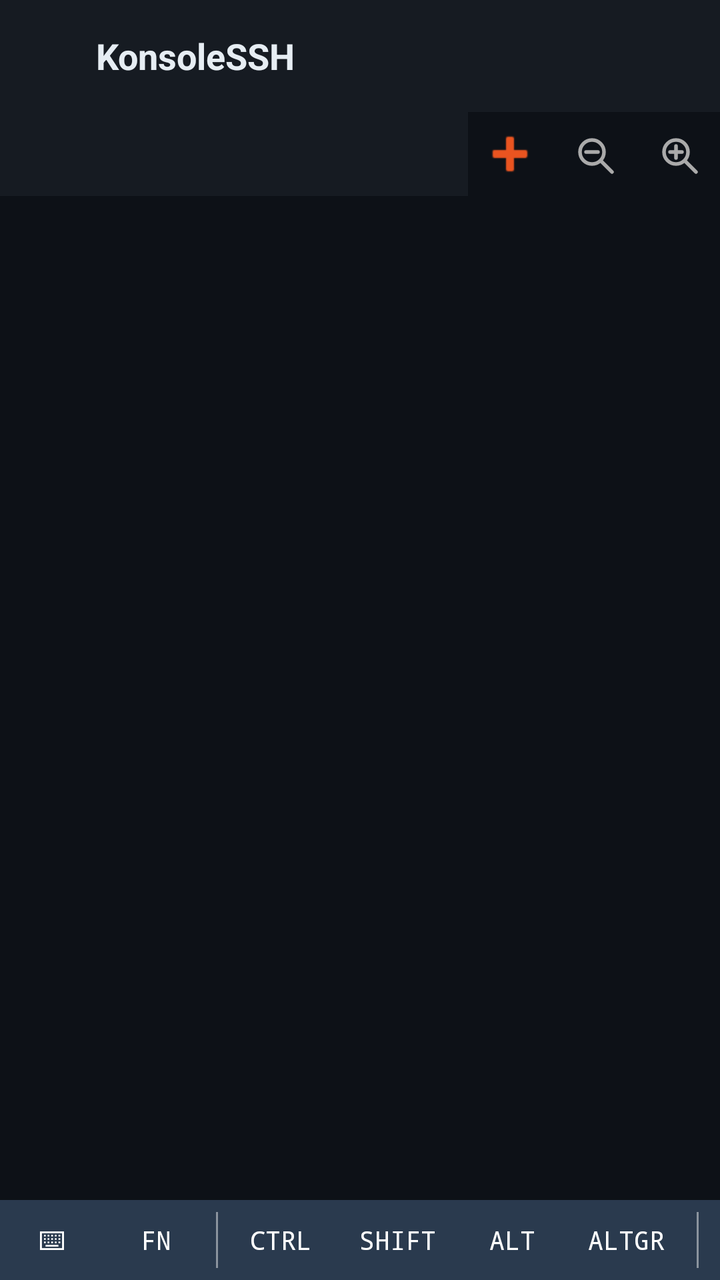
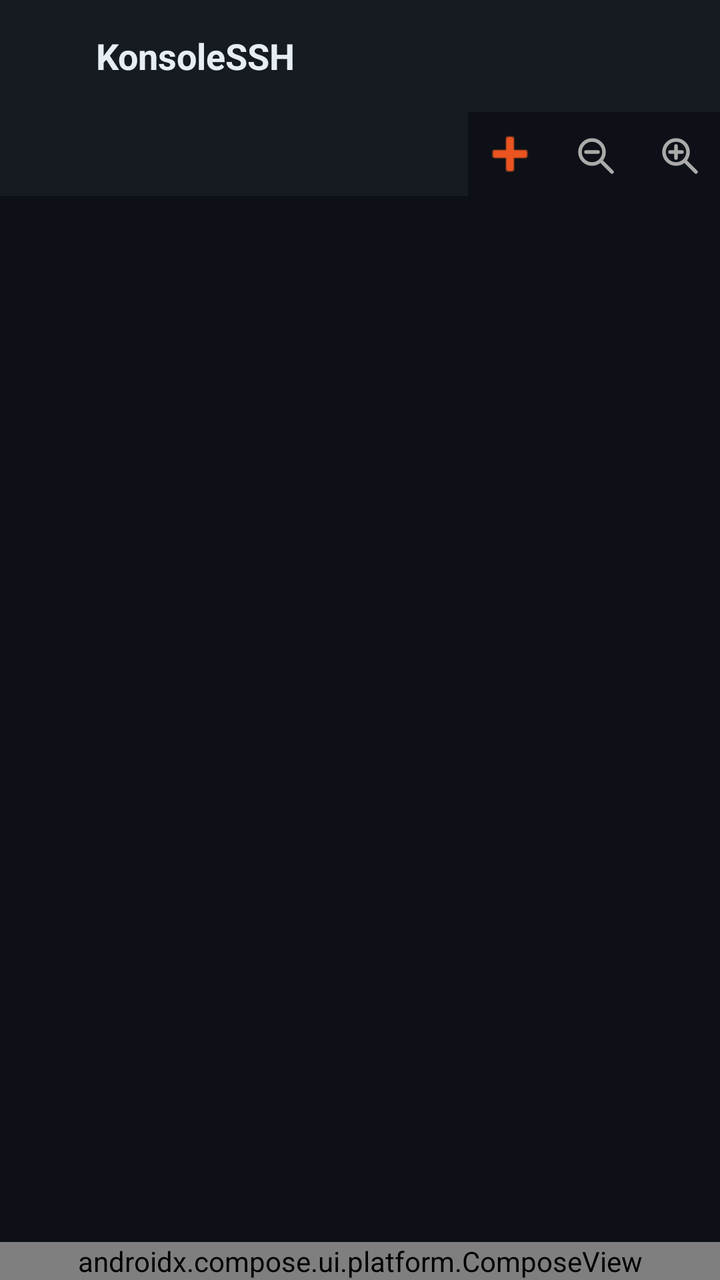

An Android layout rendered at two revisions. The XML below is the earlier revision; the diff shows what the commit changed to produce the second picture.
<!-- AndroidManifest.xml: application theme Theme.KonsoleSSH -->
<!-- res/layout/activity_main.xml -->
<?xml version="1.0" encoding="utf-8"?>
<LinearLayout
    xmlns:android="http://schemas.android.com/apk/res/android"
    xmlns:app="http://schemas.android.com/apk/res-auto"
    android:layout_width="match_parent"
    android:layout_height="match_parent"
    android:orientation="vertical"
    android:background="@color/terminal_bg">

    <com.google.android.material.appbar.AppBarLayout
        android:id="@+id/appBarLayout"
        android:layout_width="match_parent"
        android:layout_height="wrap_content"
        android:background="@color/toolbar_bg"
        app:elevation="0dp">

        <androidx.appcompat.widget.Toolbar
            android:id="@+id/toolbar"
            android:layout_width="match_parent"
            android:layout_height="?attr/actionBarSize"
            android:background="@color/toolbar_bg"
            app:contentInsetStart="12dp"
            app:contentInsetStartWithNavigation="0dp"
            app:title=""
            app:titleTextColor="@color/text_primary">

            <LinearLayout
                android:layout_width="wrap_content"
                android:layout_height="match_parent"
                android:orientation="horizontal"
                android:gravity="center_vertical">

                <ImageView
                    android:layout_width="28dp"
                    android:layout_height="28dp"
                    android:src="@mipmap/ic_launcher"
                    android:contentDescription="@string/app_name" />

                <TextView
                    android:layout_width="wrap_content"
                    android:layout_height="wrap_content"
                    android:layout_marginStart="8dp"
                    android:text="@string/app_name"
                    android:textColor="@color/text_primary"
                    android:textSize="18sp"
                    android:textStyle="bold" />

            </LinearLayout>

        </androidx.appcompat.widget.Toolbar>

        
        <LinearLayout
            android:layout_width="match_parent"
            android:layout_height="wrap_content"
            android:orientation="horizontal"
            android:background="@color/tab_bg">

            <com.google.android.material.tabs.TabLayout
                android:id="@+id/tabLayout"
                android:layout_width="0dp"
                android:layout_height="42dp"
                android:layout_weight="1"
                app:tabMode="scrollable"
                app:tabGravity="start"
                app:tabBackground="@color/tab_bg"
                app:tabSelectedTextColor="@color/tab_selected_text"
                app:tabTextColor="@color/tab_unselected_text"
                app:tabIndicatorColor="@color/accent"
                app:tabIndicatorHeight="2dp"
                app:tabPaddingStart="0dp"
                app:tabPaddingEnd="0dp" />

            <ImageButton
                android:id="@+id/btnNewTab"
                android:layout_width="42dp"
                android:layout_height="42dp"
                android:src="@android:drawable/ic_input_add"
                android:background="?attr/selectableItemBackgroundBorderless"
                android:tint="@color/accent"
                android:contentDescription="@string/content_desc_new_tab"
                android:layout_gravity="center_vertical" />

            <ImageButton
                android:id="@+id/btnZoomOut"
                android:layout_width="42dp"
                android:layout_height="42dp"
                android:padding="9dp"
                android:src="@drawable/ic_zoom_out"
                android:background="?attr/selectableItemBackgroundBorderless"
                android:tint="#AAAAAA"
                android:contentDescription="@string/content_desc_zoom_out"
                android:layout_gravity="center_vertical" />

            <ImageButton
                android:id="@+id/btnZoomIn"
                android:layout_width="42dp"
                android:layout_height="42dp"
                android:padding="9dp"
                android:src="@drawable/ic_zoom_in"
                android:background="?attr/selectableItemBackgroundBorderless"
                android:tint="#AAAAAA"
                android:contentDescription="@string/content_desc_zoom_in"
                android:layout_gravity="center_vertical" />

        </LinearLayout>

    </com.google.android.material.appbar.AppBarLayout>

    <androidx.viewpager2.widget.ViewPager2
        android:id="@+id/viewPager"
        android:layout_width="match_parent"
        android:layout_height="0dp"
        android:layout_weight="1" />

    
    <FrameLayout
        android:id="@+id/fnbarContainer"
        android:layout_width="match_parent"
        android:layout_height="wrap_content"
        android:visibility="gone">

        <HorizontalScrollView
            android:id="@+id/fnbarScrollView"
            android:layout_width="match_parent"
            android:layout_height="wrap_content"
            android:background="@color/keybar_bg"
            android:scrollbars="none">
            <LinearLayout
                android:layout_width="wrap_content"
                android:layout_height="36dp"
                android:orientation="horizontal"
                android:gravity="center_vertical">
                <Button android:id="@+id/btnF1"  style="@style/KeyBarButton" android:text="@string/key_f1" />
                <Button android:id="@+id/btnF2"  style="@style/KeyBarButton" android:text="@string/key_f2" />
                <Button android:id="@+id/btnF3"  style="@style/KeyBarButton" android:text="@string/key_f3" />
                <Button android:id="@+id/btnF4"  style="@style/KeyBarButton" android:text="@string/key_f4" />
                <Button android:id="@+id/btnF5"  style="@style/KeyBarButton" android:text="@string/key_f5" />
                <Button android:id="@+id/btnF6"  style="@style/KeyBarButton" android:text="@string/key_f6" />
                <Button android:id="@+id/btnF7"  style="@style/KeyBarButton" android:text="@string/key_f7" />
                <Button android:id="@+id/btnF8"  style="@style/KeyBarButton" android:text="@string/key_f8" />
                <Button android:id="@+id/btnF9"  style="@style/KeyBarButton" android:text="@string/key_f9" />
                <Button android:id="@+id/btnF10" style="@style/KeyBarButton" android:text="@string/key_f10" />
                <Button android:id="@+id/btnF11" style="@style/KeyBarButton" android:text="@string/key_f11" />
                <Button android:id="@+id/btnF12" style="@style/KeyBarButton" android:text="@string/key_f12" />
            </LinearLayout>
        </HorizontalScrollView>

        <TextView
            android:id="@+id/fnbarScrollHintLeft"
            android:layout_width="32dp"
            android:layout_height="36dp"
            android:layout_gravity="start|center_vertical"
            android:text="@string/sym_triangle_left"
            android:textColor="@color/accent"
            android:textSize="13sp"
            android:gravity="center"
            android:background="@color/keybar_bg"
            android:visibility="gone" />

        <TextView
            android:id="@+id/fnbarScrollHint"
            android:layout_width="32dp"
            android:layout_height="36dp"
            android:layout_gravity="end|center_vertical"
            android:text="@string/sym_triangle_right"
            android:textColor="@color/accent"
            android:textSize="13sp"
            android:gravity="center"
            android:background="@color/keybar_bg"
            android:visibility="gone" />

    </FrameLayout>

    
    <FrameLayout
        android:id="@+id/ctrlbarContainer"
        android:layout_width="match_parent"
        android:layout_height="wrap_content"
        android:visibility="gone">

        <HorizontalScrollView
            android:id="@+id/ctrlbarScrollView"
            android:layout_width="match_parent"
            android:layout_height="wrap_content"
            android:background="@color/keybar_bg"
            android:scrollbars="none">
            <LinearLayout
                android:id="@+id/ctrlbarButtons"
                android:layout_width="wrap_content"
                android:layout_height="36dp"
                android:orientation="horizontal"
                android:gravity="center_vertical" />
        </HorizontalScrollView>

        <TextView
            android:id="@+id/ctrlbarScrollHintLeft"
            android:layout_width="32dp"
            android:layout_height="36dp"
            android:layout_gravity="start|center_vertical"
            android:text="@string/sym_triangle_left"
            android:textColor="@color/accent"
            android:textSize="13sp"
            android:gravity="center"
            android:background="@color/keybar_bg"
            android:visibility="gone" />

        <TextView
            android:id="@+id/ctrlbarScrollHint"
            android:layout_width="32dp"
            android:layout_height="36dp"
            android:layout_gravity="end|center_vertical"
            android:text="@string/sym_triangle_right"
            android:textColor="@color/accent"
            android:textSize="13sp"
            android:gravity="center"
            android:background="@color/keybar_bg"
            android:visibility="gone" />

    </FrameLayout>

    
    <FrameLayout
        android:id="@+id/arrowbarContainer"
        android:layout_width="match_parent"
        android:layout_height="wrap_content"
        android:visibility="gone">

        <HorizontalScrollView
            android:id="@+id/arrowbarScrollView"
            android:layout_width="match_parent"
            android:layout_height="wrap_content"
            android:background="@color/keybar_bg"
            android:scrollbars="none">
            <LinearLayout
                android:layout_width="wrap_content"
                android:layout_height="36dp"
                android:orientation="horizontal"
                android:gravity="center_vertical">

                <Button
                    android:id="@+id/btnArrowLeft"
                    style="@style/KeyBarButton"
                    android:text="@string/sym_arrow_left" />

                <Button
                    android:id="@+id/btnArrowUp"
                    style="@style/KeyBarButton"
                    android:text="@string/sym_arrow_up" />

                <Button
                    android:id="@+id/btnArrowDown"
                    style="@style/KeyBarButton"
                    android:text="@string/sym_arrow_down" />

                <Button
                    android:id="@+id/btnArrowRight"
                    style="@style/KeyBarButton"
                    android:text="@string/sym_arrow_right" />

            </LinearLayout>
        </HorizontalScrollView>

    </FrameLayout>

    
    <FrameLayout
        android:layout_width="match_parent"
        android:layout_height="wrap_content">

        <HorizontalScrollView
            android:id="@+id/keybarScrollView"
            android:layout_width="match_parent"
            android:layout_height="wrap_content"
            android:background="@color/keybar_bg"
            android:scrollbars="none">

            <LinearLayout
                android:layout_width="wrap_content"
                android:layout_height="40dp"
                android:orientation="horizontal"
                android:gravity="center_vertical">

                <Button
                    android:id="@+id/btnKeyboard"
                    style="@style/KeyBarButton"
                    android:text="@string/sym_keyboard" />

                <Button
                    android:id="@+id/btnFn"
                    style="@style/KeyBarButton"
                    android:text="@string/key_fn" />

                <View style="@style/KeyBarDivider" />

                <Button
                    android:id="@+id/btnModCtrl"
                    style="@style/KeyBarButton"
                    android:text="@string/key_ctrl" />

                <Button
                    android:id="@+id/btnModShift"
                    style="@style/KeyBarButton"
                    android:text="@string/key_shift" />

                <Button
                    android:id="@+id/btnModAlt"
                    style="@style/KeyBarButton"
                    android:text="@string/key_alt" />

                <Button
                    android:id="@+id/btnModAltGr"
                    style="@style/KeyBarButton"
                    android:text="@string/key_altgr" />

                <View style="@style/KeyBarDivider" />

                <Button
                    android:id="@+id/btnEscape"
                    style="@style/KeyBarButton"
                    android:text="@string/key_esc" />

                <Button
                    android:id="@+id/btnTab"
                    style="@style/KeyBarButton"
                    android:text="@string/key_tab" />

                <View style="@style/KeyBarDivider" />

                <Button
                    android:id="@+id/btnArrowToggle"
                    style="@style/KeyBarButton"
                    android:text="@string/sym_arrow_up" />

                <View style="@style/KeyBarDivider" />

                <Button
                    android:id="@+id/btnUpload"
                    style="@style/KeyBarButton"
                    android:text="@string/sym_folder"
                    android:contentDescription="@string/content_desc_upload" />

            </LinearLayout>
        </HorizontalScrollView>

        <TextView
            android:id="@+id/keybarScrollHintLeft"
            android:layout_width="32dp"
            android:layout_height="40dp"
            android:layout_gravity="start|center_vertical"
            android:text="@string/sym_triangle_left"
            android:textColor="@color/accent"
            android:textSize="13sp"
            android:gravity="center"
            android:background="@color/keybar_bg"
            android:visibility="gone" />

        <TextView
            android:id="@+id/keybarScrollHint"
            android:layout_width="32dp"
            android:layout_height="40dp"
            android:layout_gravity="end|center_vertical"
            android:text="@string/sym_triangle_right"
            android:textColor="@color/accent"
            android:textSize="13sp"
            android:gravity="center"
            android:background="@color/keybar_bg"
            android:visibility="gone" />

    </FrameLayout>

</LinearLayout>
<!-- resources referenced by this layout -->
<resources>
  <color name="accent">#E95420</color>
  <color name="keybar_bg">#2A3A4E</color>
  <color name="tab_bg">#0D1117</color>
  <color name="tab_selected_text">#E6EDF3</color>
  <color name="tab_unselected_text">#8B949E</color>
  <color name="terminal_bg">#0D1117</color>
  <color name="text_primary">#E6EDF3</color>
  <color name="toolbar_bg">#161B22</color>
  <!-- mipmap ic_launcher (mipmap-anydpi-v26) -->
  <?xml version="1.0" encoding="utf-8"?>
  <adaptive-icon xmlns:android="http://schemas.android.com/apk/res/android">
      <background android:drawable="@color/ic_launcher_background" />
      <foreground android:drawable="@drawable/ic_launcher_foreground" />
      <monochrome android:drawable="@drawable/ic_launcher_foreground" />
  </adaptive-icon>
  <string name="app_name">KonsoleSSH</string>
  <string name="content_desc_new_tab">New tab</string>
  <string name="content_desc_upload">Upload file</string>
  <string name="content_desc_zoom_in">Zoom in</string>
  <string name="content_desc_zoom_out">Zoom out</string>
  <string name="key_alt" translatable="false">ALT</string>
  <string name="key_altgr" translatable="false">ALTGR</string>
  <string name="key_ctrl" translatable="false">CTRL</string>
  <string name="key_esc" translatable="false">ESC</string>
  <string name="key_f1" translatable="false">F1</string>
  <string name="key_f10" translatable="false">F10</string>
  <string name="key_f11" translatable="false">F11</string>
  <string name="key_f12" translatable="false">F12</string>
  <string name="key_f2" translatable="false">F2</string>
  <string name="key_f3" translatable="false">F3</string>
  <string name="key_f4" translatable="false">F4</string>
  <string name="key_f5" translatable="false">F5</string>
  <string name="key_f6" translatable="false">F6</string>
  <string name="key_f7" translatable="false">F7</string>
  <string name="key_f8" translatable="false">F8</string>
  <string name="key_f9" translatable="false">F9</string>
  <string name="key_fn" translatable="false">Fn</string>
  <string name="key_shift" translatable="false">SHIFT</string>
  <string name="key_tab" translatable="false">TAB</string>
  <string name="sym_arrow_down" translatable="false">↓</string>
  <string name="sym_arrow_left" translatable="false">←</string>
  <string name="sym_arrow_right" translatable="false">→</string>
  <string name="sym_arrow_up" translatable="false">↑</string>
  <string name="sym_folder" translatable="false">📁</string>
  <string name="sym_keyboard" translatable="false">⌨</string>
  <string name="sym_triangle_left" translatable="false">◀</string>
  <string name="sym_triangle_right" translatable="false">▶</string>
  <style name="KeyBarButton" parent="Widget.AppCompat.Button.Borderless">
          <item name="android:layout_width">wrap_content</item>
          <item name="android:layout_height">36dp</item>
          <item name="android:minWidth">48dp</item>
          <item name="android:textSize">13sp</item>
          <item name="android:textColor">@color/keybar_key_text</item>
          <item name="android:fontFamily">monospace</item>
          <item name="android:paddingStart">10dp</item>
          <item name="android:paddingEnd">10dp</item>
          <item name="android:layout_marginStart">2dp</item>
          <item name="android:layout_marginEnd">2dp</item>
          <item name="android:background">@color/keybar_key_bg</item>
          <item name="android:focusable">false</item>
      </style>
  <style name="KeyBarDivider">
          <item name="android:layout_width">1dp</item>
          <item name="android:layout_height">28dp</item>
          <item name="android:background">@color/tab_unselected_text</item>
          <item name="android:layout_marginStart">4dp</item>
          <item name="android:layout_marginEnd">4dp</item>
      </style>
  <color name="ic_launcher_background">#0D1117</color>
  <color name="keybar_key_text">#FFFFFF</color>
  <color name="keybar_key_bg">@android:color/transparent</color>
  <color name="white">#FFFFFF</color>
  <color name="card_bg">#161B22</color>
  <!-- unchanged entries left out for length: 4 -->
</resources>

<!-- the commit's change to res/layout/activity_main.xml (unified diff, before → after) -->
@@ -114,259 +114,9 @@
         android:layout_weight="1" />
 
     
-    <FrameLayout
-        android:id="@+id/fnbarContainer"
+    <androidx.compose.ui.platform.ComposeView
+        android:id="@+id/keybar"
         android:layout_width="match_parent"
-        android:layout_height="wrap_content"
-        android:visibility="gone">
-
-        <HorizontalScrollView
-            android:id="@+id/fnbarScrollView"
-            android:layout_width="match_parent"
-            android:layout_height="wrap_content"
-            android:background="@color/keybar_bg"
-            android:scrollbars="none">
-            <LinearLayout
-                android:layout_width="wrap_content"
-                android:layout_height="36dp"
-                android:orientation="horizontal"
-                android:gravity="center_vertical">
-                <Button android:id="@+id/btnF1"  style="@style/KeyBarButton" android:text="@string/key_f1" />
-                <Button android:id="@+id/btnF2"  style="@style/KeyBarButton" android:text="@string/key_f2" />
-                <Button android:id="@+id/btnF3"  style="@style/KeyBarButton" android:text="@string/key_f3" />
-                <Button android:id="@+id/btnF4"  style="@style/KeyBarButton" android:text="@string/key_f4" />
-                <Button android:id="@+id/btnF5"  style="@style/KeyBarButton" android:text="@string/key_f5" />
-                <Button android:id="@+id/btnF6"  style="@style/KeyBarButton" android:text="@string/key_f6" />
-                <Button android:id="@+id/btnF7"  style="@style/KeyBarButton" android:text="@string/key_f7" />
-                <Button android:id="@+id/btnF8"  style="@style/KeyBarButton" android:text="@string/key_f8" />
-                <Button android:id="@+id/btnF9"  style="@style/KeyBarButton" android:text="@string/key_f9" />
-                <Button android:id="@+id/btnF10" style="@style/KeyBarButton" android:text="@string/key_f10" />
-                <Button android:id="@+id/btnF11" style="@style/KeyBarButton" android:text="@string/key_f11" />
-                <Button android:id="@+id/btnF12" style="@style/KeyBarButton" android:text="@string/key_f12" />
-            </LinearLayout>
-        </HorizontalScrollView>
-
-        <TextView
-            android:id="@+id/fnbarScrollHintLeft"
-            android:layout_width="32dp"
-            android:layout_height="36dp"
-            android:layout_gravity="start|center_vertical"
-            android:text="@string/sym_triangle_left"
-            android:textColor="@color/accent"
-            android:textSize="13sp"
-            android:gravity="center"
-            android:background="@color/keybar_bg"
-            android:visibility="gone" />
-
-        <TextView
-            android:id="@+id/fnbarScrollHint"
-            android:layout_width="32dp"
-            android:layout_height="36dp"
-            android:layout_gravity="end|center_vertical"
-            android:text="@string/sym_triangle_right"
-            android:textColor="@color/accent"
-            android:textSize="13sp"
-            android:gravity="center"
-            android:background="@color/keybar_bg"
-            android:visibility="gone" />
-
-    </FrameLayout>
-
-    
-    <FrameLayout
-        android:id="@+id/ctrlbarContainer"
-        android:layout_width="match_parent"
-        android:layout_height="wrap_content"
-        android:visibility="gone">
-
-        <HorizontalScrollView
-            android:id="@+id/ctrlbarScrollView"
-            android:layout_width="match_parent"
-            android:layout_height="wrap_content"
-            android:background="@color/keybar_bg"
-            android:scrollbars="none">
-            <LinearLayout
-                android:id="@+id/ctrlbarButtons"
-                android:layout_width="wrap_content"
-                android:layout_height="36dp"
-                android:orientation="horizontal"
-                android:gravity="center_vertical" />
-        </HorizontalScrollView>
-
-        <TextView
-            android:id="@+id/ctrlbarScrollHintLeft"
-            android:layout_width="32dp"
-            android:layout_height="36dp"
-            android:layout_gravity="start|center_vertical"
-            android:text="@string/sym_triangle_left"
-            android:textColor="@color/accent"
-            android:textSize="13sp"
-            android:gravity="center"
-            android:background="@color/keybar_bg"
-            android:visibility="gone" />
-
-        <TextView
-            android:id="@+id/ctrlbarScrollHint"
-            android:layout_width="32dp"
-            android:layout_height="36dp"
-            android:layout_gravity="end|center_vertical"
-            android:text="@string/sym_triangle_right"
-            android:textColor="@color/accent"
-            android:textSize="13sp"
-            android:gravity="center"
-            android:background="@color/keybar_bg"
-            android:visibility="gone" />
-
-    </FrameLayout>
-
-    
-    <FrameLayout
-        android:id="@+id/arrowbarContainer"
-        android:layout_width="match_parent"
-        android:layout_height="wrap_content"
-        android:visibility="gone">
-
-        <HorizontalScrollView
-            android:id="@+id/arrowbarScrollView"
-            android:layout_width="match_parent"
-            android:layout_height="wrap_content"
-            android:background="@color/keybar_bg"
-            android:scrollbars="none">
-            <LinearLayout
-                android:layout_width="wrap_content"
-                android:layout_height="36dp"
-                android:orientation="horizontal"
-                android:gravity="center_vertical">
-
-                <Button
-                    android:id="@+id/btnArrowLeft"
-                    style="@style/KeyBarButton"
-                    android:text="@string/sym_arrow_left" />
-
-                <Button
-                    android:id="@+id/btnArrowUp"
-                    style="@style/KeyBarButton"
-                    android:text="@string/sym_arrow_up" />
-
-                <Button
-                    android:id="@+id/btnArrowDown"
-                    style="@style/KeyBarButton"
-                    android:text="@string/sym_arrow_down" />
-
-                <Button
-                    android:id="@+id/btnArrowRight"
-                    style="@style/KeyBarButton"
-                    android:text="@string/sym_arrow_right" />
-
-            </LinearLayout>
-        </HorizontalScrollView>
-
-    </FrameLayout>
-
-    
-    <FrameLayout
-        android:layout_width="match_parent"
-        android:layout_height="wrap_content">
-
-        <HorizontalScrollView
-            android:id="@+id/keybarScrollView"
-            android:layout_width="match_parent"
-            android:layout_height="wrap_content"
-            android:background="@color/keybar_bg"
-            android:scrollbars="none">
-
-            <LinearLayout
-                android:layout_width="wrap_content"
-                android:layout_height="40dp"
-                android:orientation="horizontal"
-                android:gravity="center_vertical">
-
-                <Button
-                    android:id="@+id/btnKeyboard"
-                    style="@style/KeyBarButton"
-                    android:text="@string/sym_keyboard" />
-
-                <Button
-                    android:id="@+id/btnFn"
-                    style="@style/KeyBarButton"
-                    android:text="@string/key_fn" />
-
-                <View style="@style/KeyBarDivider" />
-
-                <Button
-                    android:id="@+id/btnModCtrl"
-                    style="@style/KeyBarButton"
-                    android:text="@string/key_ctrl" />
-
-                <Button
-                    android:id="@+id/btnModShift"
-                    style="@style/KeyBarButton"
-                    android:text="@string/key_shift" />
-
-                <Button
-                    android:id="@+id/btnModAlt"
-                    style="@style/KeyBarButton"
-                    android:text="@string/key_alt" />
-
-                <Button
-                    android:id="@+id/btnModAltGr"
-                    style="@style/KeyBarButton"
-                    android:text="@string/key_altgr" />
-
-                <View style="@style/KeyBarDivider" />
-
-                <Button
-                    android:id="@+id/btnEscape"
-                    style="@style/KeyBarButton"
-                    android:text="@string/key_esc" />
-
-                <Button
-                    android:id="@+id/btnTab"
-                    style="@style/KeyBarButton"
-                    android:text="@string/key_tab" />
-
-                <View style="@style/KeyBarDivider" />
-
-                <Button
-                    android:id="@+id/btnArrowToggle"
-                    style="@style/KeyBarButton"
-                    android:text="@string/sym_arrow_up" />
-
-                <View style="@style/KeyBarDivider" />
-
-                <Button
-                    android:id="@+id/btnUpload"
-                    style="@style/KeyBarButton"
-                    android:text="@string/sym_folder"
-                    android:contentDescription="@string/content_desc_upload" />
-
-            </LinearLayout>
-        </HorizontalScrollView>
-
-        <TextView
-            android:id="@+id/keybarScrollHintLeft"
-            android:layout_width="32dp"
-            android:layout_height="40dp"
-            android:layout_gravity="start|center_vertical"
-            android:text="@string/sym_triangle_left"
-            android:textColor="@color/accent"
-            android:textSize="13sp"
-            android:gravity="center"
-            android:background="@color/keybar_bg"
-            android:visibility="gone" />
-
-        <TextView
-            android:id="@+id/keybarScrollHint"
-            android:layout_width="32dp"
-            android:layout_height="40dp"
-            android:layout_gravity="end|center_vertical"
-            android:text="@string/sym_triangle_right"
-            android:textColor="@color/accent"
-            android:textSize="13sp"
-            android:gravity="center"
-            android:background="@color/keybar_bg"
-            android:visibility="gone" />
-
-    </FrameLayout>
+        android:layout_height="wrap_content" />
 
 </LinearLayout>
<!-- resource entries referenced after the edit -->
@@ -1,7 +1,6 @@
 <!-- resources referenced by this layout -->
 <resources>
   <color name="accent">#E95420</color>
-  <color name="keybar_bg">#2A3A4E</color>
   <color name="tab_bg">#0D1117</color>
   <color name="tab_selected_text">#E6EDF3</color>
   <color name="tab_unselected_text">#8B949E</color>
@@ -17,60 +16,9 @@
   </adaptive-icon>
   <string name="app_name">KonsoleSSH</string>
   <string name="content_desc_new_tab">New tab</string>
-  <string name="content_desc_upload">Upload file</string>
   <string name="content_desc_zoom_in">Zoom in</string>
   <string name="content_desc_zoom_out">Zoom out</string>
-  <string name="key_alt" translatable="false">ALT</string>
-  <string name="key_altgr" translatable="false">ALTGR</string>
-  <string name="key_ctrl" translatable="false">CTRL</string>
-  <string name="key_esc" translatable="false">ESC</string>
-  <string name="key_f1" translatable="false">F1</string>
-  <string name="key_f10" translatable="false">F10</string>
-  <string name="key_f11" translatable="false">F11</string>
-  <string name="key_f12" translatable="false">F12</string>
-  <string name="key_f2" translatable="false">F2</string>
-  <string name="key_f3" translatable="false">F3</string>
-  <string name="key_f4" translatable="false">F4</string>
-  <string name="key_f5" translatable="false">F5</string>
-  <string name="key_f6" translatable="false">F6</string>
-  <string name="key_f7" translatable="false">F7</string>
-  <string name="key_f8" translatable="false">F8</string>
-  <string name="key_f9" translatable="false">F9</string>
-  <string name="key_fn" translatable="false">Fn</string>
-  <string name="key_shift" translatable="false">SHIFT</string>
-  <string name="key_tab" translatable="false">TAB</string>
-  <string name="sym_arrow_down" translatable="false">↓</string>
-  <string name="sym_arrow_left" translatable="false">←</string>
-  <string name="sym_arrow_right" translatable="false">→</string>
-  <string name="sym_arrow_up" translatable="false">↑</string>
-  <string name="sym_folder" translatable="false">📁</string>
-  <string name="sym_keyboard" translatable="false">⌨</string>
-  <string name="sym_triangle_left" translatable="false">◀</string>
-  <string name="sym_triangle_right" translatable="false">▶</string>
-  <style name="KeyBarButton" parent="Widget.AppCompat.Button.Borderless">
-          <item name="android:layout_width">wrap_content</item>
-          <item name="android:layout_height">36dp</item>
-          <item name="android:minWidth">48dp</item>
-          <item name="android:textSize">13sp</item>
-          <item name="android:textColor">@color/keybar_key_text</item>
-          <item name="android:fontFamily">monospace</item>
-          <item name="android:paddingStart">10dp</item>
-          <item name="android:paddingEnd">10dp</item>
-          <item name="android:layout_marginStart">2dp</item>
-          <item name="android:layout_marginEnd">2dp</item>
-          <item name="android:background">@color/keybar_key_bg</item>
-          <item name="android:focusable">false</item>
-      </style>
-  <style name="KeyBarDivider">
-          <item name="android:layout_width">1dp</item>
-          <item name="android:layout_height">28dp</item>
-          <item name="android:background">@color/tab_unselected_text</item>
-          <item name="android:layout_marginStart">4dp</item>
-          <item name="android:layout_marginEnd">4dp</item>
-      </style>
   <color name="ic_launcher_background">#0D1117</color>
-  <color name="keybar_key_text">#FFFFFF</color>
-  <color name="keybar_key_bg">@android:color/transparent</color>
   <color name="white">#FFFFFF</color>
   <color name="card_bg">#161B22</color>
   <!-- unchanged entries left out for length: 4 -->
